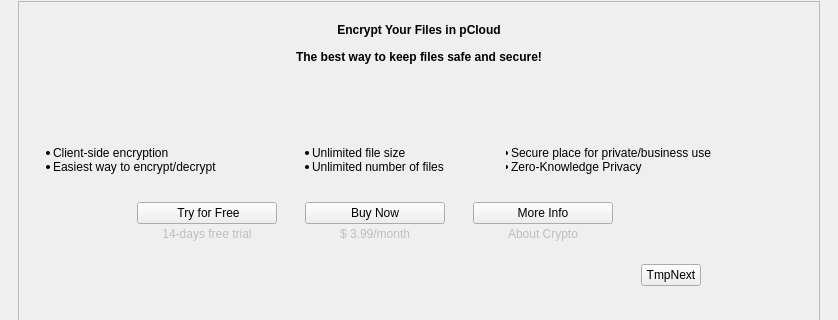
First picture: the form in pcloudwindow.ui, repository pcloudcom/psyncgui, before the edit; both pictures show x 0 to 838 and y 93 to 413 of the 838 by 507 pixel window.
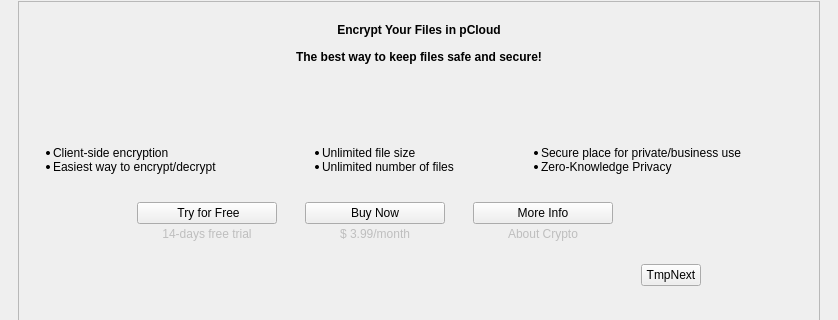
Second picture: the form after the edit. Icons and pictures are not drawn.

Commit message:
SLX-288 |gen
fi 337

Patch:
```diff
--- a/pcloudwindow.ui
+++ b/pcloudwindow.ui
@@ -1223,7 +1223,7 @@
                 </layout>
                </item>
                <item>
-                <layout class="QGridLayout" name="gridLayout_6" columnstretch="1,1,1">
+                <layout class="QGridLayout" name="gridLayout_6">
                  <property name="horizontalSpacing">
                   <number>4</number>
                  </property>
@@ -1234,7 +1234,7 @@
                   <widget class="QLabel" name="label_30">
                    <property name="maximumSize">
                     <size>
-                     <width>240</width>
+                     <width>250</width>
                      <height>16777215</height>
                     </size>
                    </property>
@@ -1276,7 +1276,11 @@
                     <enum>Qt::RightToLeft</enum>
                    </property>
                    <property name="text">
-                    <string>&lt;html&gt;&lt;head/&gt;&lt;body&gt;&lt;ul style=&quot;margin-top: 0px; margin-bottom: 0px; margin-left: 0px; margin-right: 0px; -qt-list-indent: 1;&quot;&gt;&lt;li style=&quot; margin-top:12px; margin-bottom:-20px; margin-left:-35px; margin-right:-20px; -qt-block-indent:0; text-indent:0px;&quot;&gt;Secure place for private/business use&lt;/li&gt;&lt;li style=&quot; margin-top:0px; margin-bottom:12px; margin-left:-35px; margin-right:-20px; -qt-block-indent:0; text-indent:0px;&quot;&gt;Zero-Knowledge Privacy&lt;/li&gt;&lt;/ul&gt;&lt;/body&gt;&lt;/html&gt;</string>
+                    <string>&lt;html&gt;&lt;head/&gt;&lt;body&gt;
+&lt;ul&gt;
+&lt;li style = &quot;margin: -15px;&quot;&gt;Secure place for private/business use&lt;/li&gt;
+&lt;li  style = &quot;margin: -15px;&quot;&gt;Zero-Knowledge Privacy&lt;/li&gt;
+&lt;/ul&gt;&lt;/body&gt;&lt;/html&gt;</string>
                    </property>
                   </widget>
                  </item>
```
Left out of the diff: 4 changed lines with no effect on the pictures.
